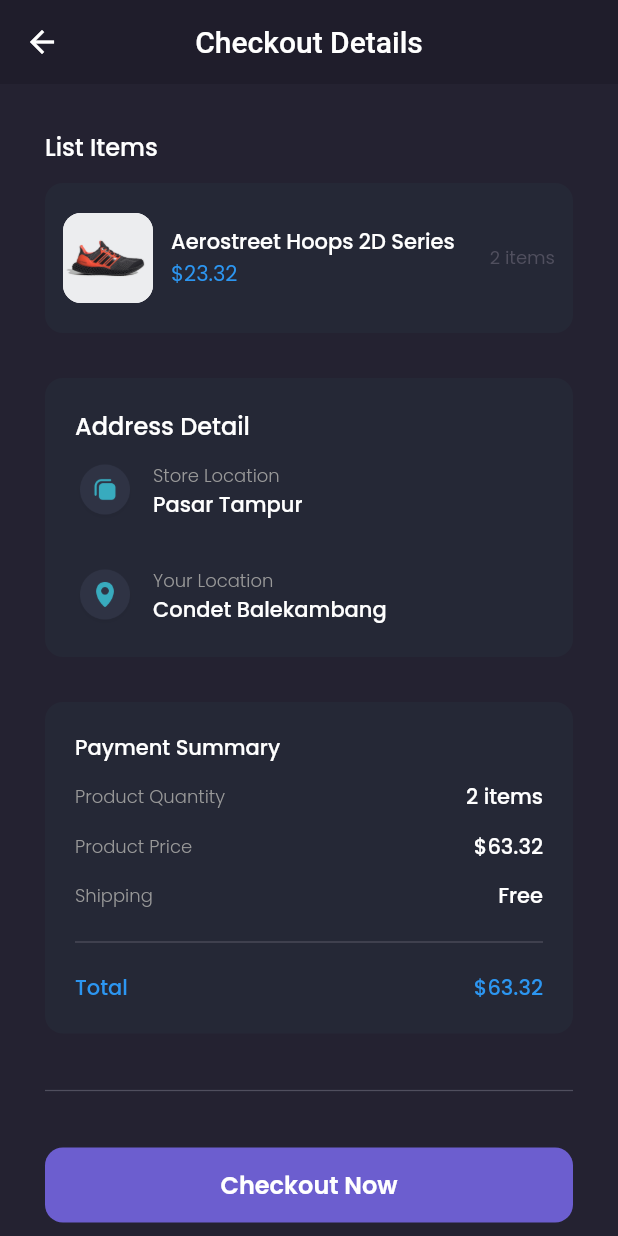
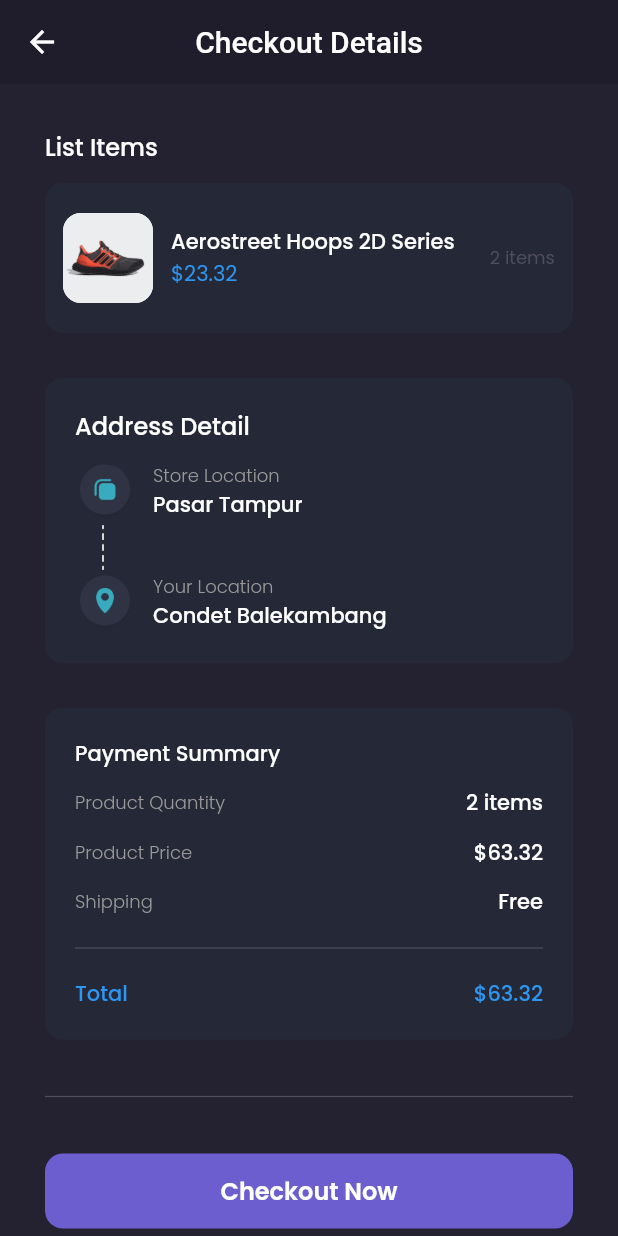
Before and after one commit to Rizqidoet/shamo-frontend, a Flutter app: the CheckoutPage screen opened by its route, on a phone screen of 412 x 824 dp. Run offline on Flutter 3.47's test engine with Material 2 defaults, Android fonts, the phone set to English and light mode, and no system bars; our stand-ins replace carousel_slider, google_fonts.

Commit message:
update finish

```diff
--- a/lib/pages/checkout_page.dart
+++ b/lib/pages/checkout_page.dart
@@ -150,8 +150,19 @@ class CheckoutPage extends StatelessWidget {
                     ],
                   ),
                 ),
-                SizedBox(
-                  height: defaultMargin,
+                Container(
+                  padding: EdgeInsets.only(left: 18),
+                  margin: EdgeInsets.symmetric(vertical: 2),
+                  width: double.infinity,
+                  child: Column(
+                    crossAxisAlignment: CrossAxisAlignment.start,
+                    children: [
+                      Image.asset(
+                        "assets/icons/icon_lineVertical.png",
+                        height: 30,
+                      ),
+                    ],
+                  ),
                 ),
                 Container(
                   child: Row(
```
Also changed, not shown: assets/icons/icon_lineVertical.png (added).
